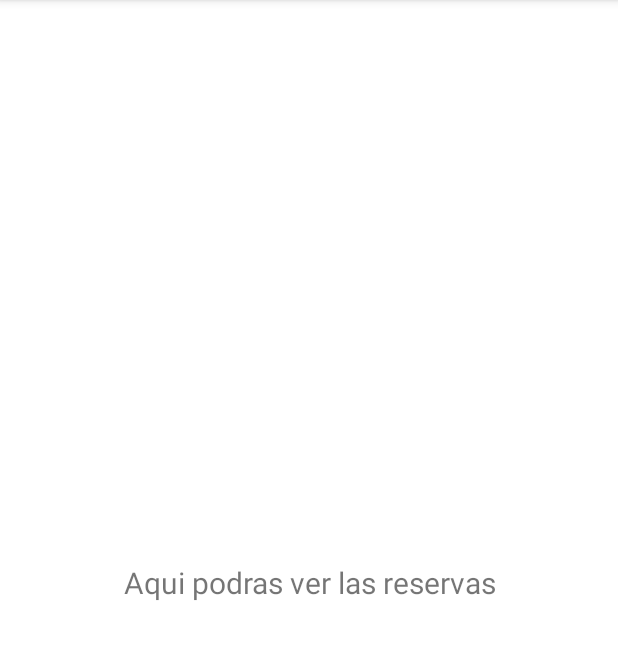
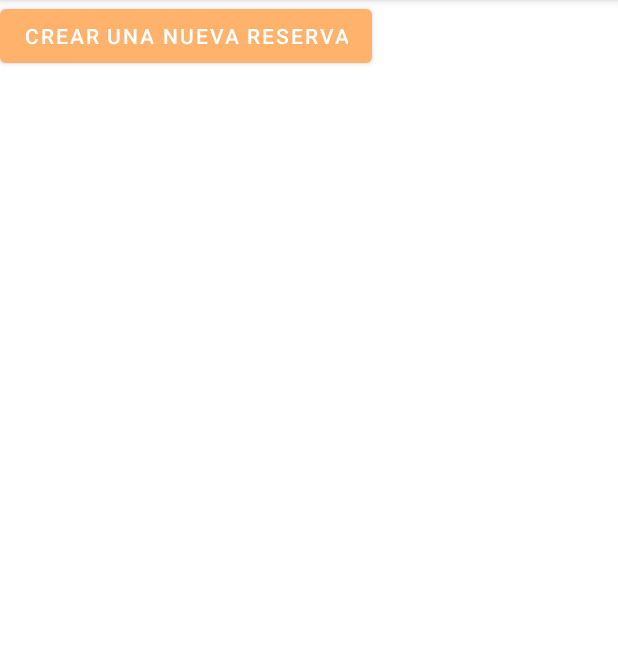
Before and after one commit to victxrms/PNET, an Android app: the fragment ReservasFragment shown on its own in the app's theme, on a phone screen of 412 x 824 dp, the part 84-744 px from its top. Run offline under Robolectric (Android 15) with nearby library versions, the phone set to English and light mode, and no system bars; 2 statements that could not run were skipped.

Commit message:
Add files via upload

```diff
--- a/DesarrolloAndroid/proyectoFinal/app/src/main/res/layout/fragment_reservas.xml
+++ b/DesarrolloAndroid/proyectoFinal/app/src/main/res/layout/fragment_reservas.xml
@@ -5,24 +5,23 @@
     android:layout_width="match_parent"
     android:layout_height="match_parent"
     tools:context=".ui.reservas.ReservasFragment">
+    <androidx.recyclerview.widget.RecyclerView
+        android:id="@+id/recyclerView"
+        android:layout_width="match_parent"
+        android:layout_height="match_parent" />
 
-    <TextView
-        android:id="@+id/text_reservas"
-        android:layout_width="match_parent"
+    <Button
+        android:id="@+id/buttonFormulario"
+        android:layout_alignParentStart="true"
+        android:layout_alignParentTop="true"
+        android:layout_width="wrap_content"
         android:layout_height="wrap_content"
-        android:layout_marginStart="8dp"
-        android:layout_marginTop="8dp"
-        android:layout_marginEnd="8dp"
-        android:textAlignment="center"
-        android:textSize="20sp"
-        app:layout_constraintBottom_toBottomOf="parent"
-        app:layout_constraintEnd_toEndOf="parent"
-        app:layout_constraintStart_toStartOf="parent"
-        app:layout_constraintTop_toTopOf="parent" />
+        android:layout_gravity="center"
+        android:layout_marginVertical="10dp"
+        android:gravity="center"
+        android:text="Crear una nueva reserva"
+        android:textColor="@color/white"
+        tools:layout_editor_absoluteX="143dp"
+        tools:layout_editor_absoluteY="220dp" />
 
-    <androidx.recyclerview.widget.RecyclerView
-        android:layout_width="409dp"
-        android:layout_height="354dp"
-        tools:layout_editor_absoluteX="1dp"
-        tools:layout_editor_absoluteY="1dp" />
 </androidx.constraintlayout.widget.ConstraintLayout>
```
